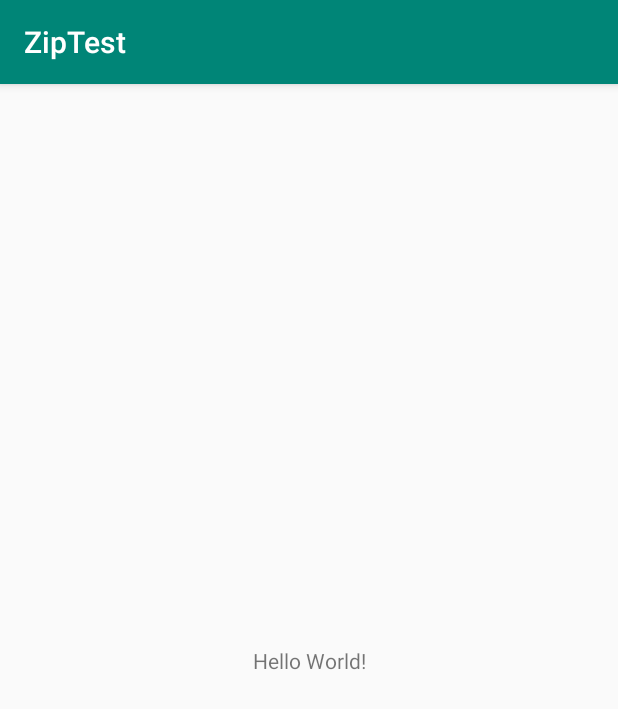
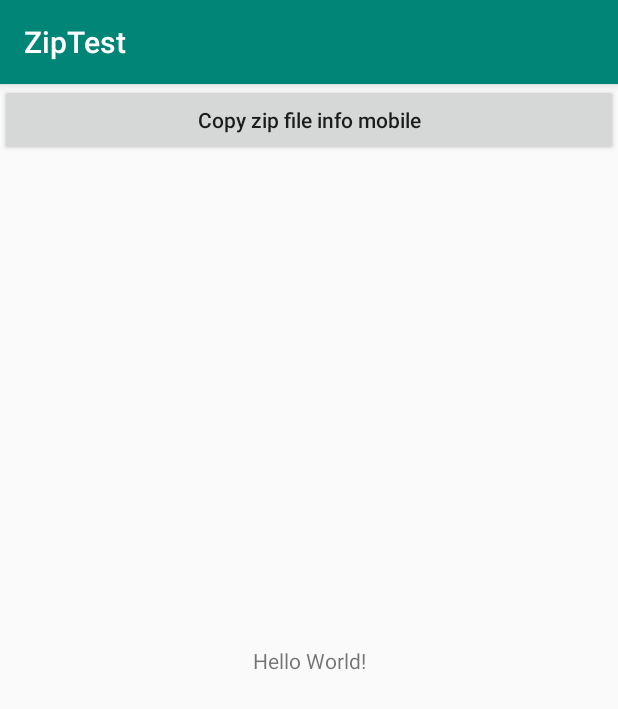
Before and after one commit to Joey780606/002ZipTest, an Android app: the screen it shows after launch (MainActivity), on a phone screen of 412 x 824 dp. Shown: the top 709 px of the screen. Run offline under Robolectric (Android 15) with nearby library versions, the phone set to English and light mode, and no system bars.

Commit message:
Join MVP structure
1. What issue?
As title

2. Why?
Need to learning divide UI, model to easy to control

3. How to do?
Join Contract, View and Presenter's concept.

```diff
--- a/app/src/main/java/com/home/ziptest/MainActivity.java
+++ b/app/src/main/java/com/home/ziptest/MainActivity.java
@@ -5,17 +5,35 @@ package com.home.ziptest;
  *   Reference info:
  *   1. How to create assets and join zip file into assets
  *      https://www.youtube.com/watch?v=Xbifoj_x9W4
+ *
+ *   2. Create MVP mode
+ *   Reference info:  https://www.jianshu.com/p/881d705e86b1
+ *      a. Build related folder and file.  contractor > MainActivityContract.java
+ *      b. MainActivity.java need implements MainActivityContract.View, and override MainActivityContract.View's  function.
+ *      c. Declare MainActivityContract.Presenter variable in MainActivity.java, and constructor presenter in the onCreate function
+ *      d. Build related folder and file.  Folder presenter  > MainActivityContract.java.  It need to  implements MainActivityContract.Presenter and override Presenter's function.
  */
 
 import androidx.appcompat.app.AppCompatActivity;
 
 import android.os.Bundle;
 
-public class MainActivity extends AppCompatActivity {
+import com.home.ziptest.contract.MainActivityContract;
+import com.home.ziptest.presenter.MainActivityPresenter;
+
+public class MainActivity extends AppCompatActivity implements MainActivityContract.View {
+    private MainActivityContract.Presenter presenter;
 
     @Override
     protected void onCreate(Bundle savedInstanceState) {
         super.onCreate(savedInstanceState);
         setContentView(R.layout.activity_main);
+
+        presenter = new MainActivityPresenter(this);
+    }
+
+    @Override
+    public void init() {
+
     }
 }
--- /dev/null
+++ b/app/src/main/java/com/home/ziptest/contract/MainActivityContract.java
@@ -0,0 +1,11 @@
+package com.home.ziptest.contract;
+
+public interface MainActivityContract {
+    interface View {
+        void init();
+    }
+
+    interface Presenter {
+        void init();
+    }
+}
--- /dev/null
+++ b/app/src/main/java/com/home/ziptest/presenter/MainActivityPresenter.java
@@ -0,0 +1,16 @@
+package com.home.ziptest.presenter;
+
+import com.home.ziptest.contract.MainActivityContract;
+
+public class MainActivityPresenter implements MainActivityContract.Presenter {
+    private MainActivityContract.View view;
+
+    public MainActivityPresenter(MainActivityContract.View view) {
+        this.view = view;
+    }
+
+    @Override
+    public void init() {
+
+    }
+}
--- a/app/src/main/res/layout/activity_main.xml
+++ b/app/src/main/res/layout/activity_main.xml
@@ -15,4 +15,14 @@
         app:layout_constraintRight_toRightOf="parent"
         app:layout_constraintTop_toTopOf="parent" />
 
+    <Button
+        android:id="@+id/button"
+        android:layout_width="0dp"
+        android:layout_height="wrap_content"
+        android:text="Copy zip file info mobile"
+        android:textAllCaps="false"
+        app:layout_constraintEnd_toEndOf="parent"
+        app:layout_constraintStart_toStartOf="parent"
+        app:layout_constraintTop_toTopOf="parent" />
+
 </androidx.constraintlayout.widget.ConstraintLayout>
```
